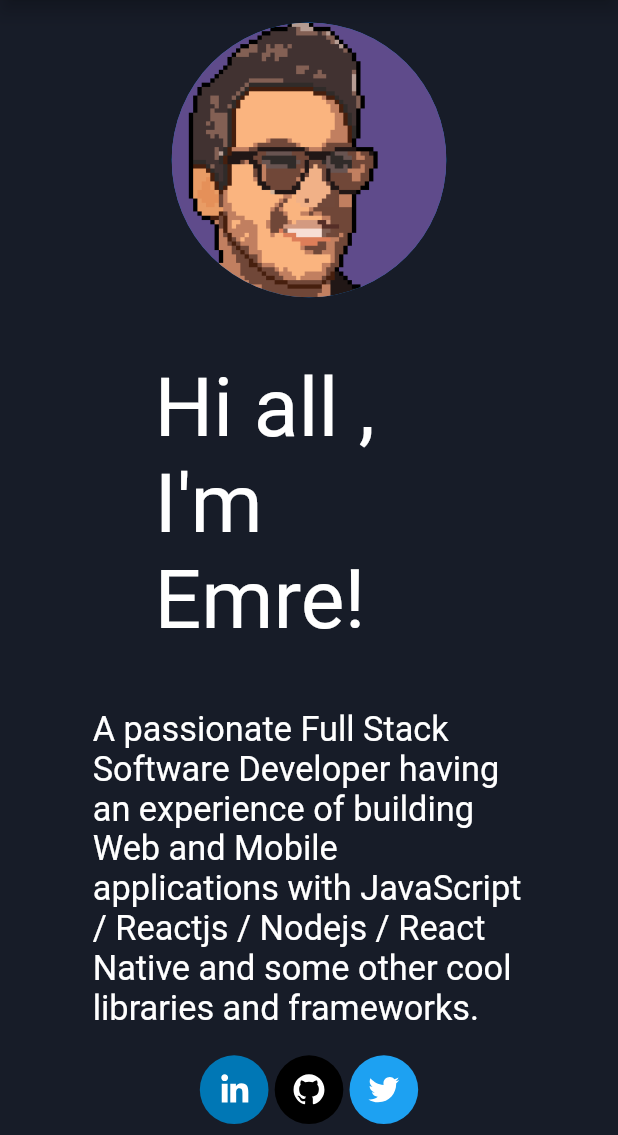
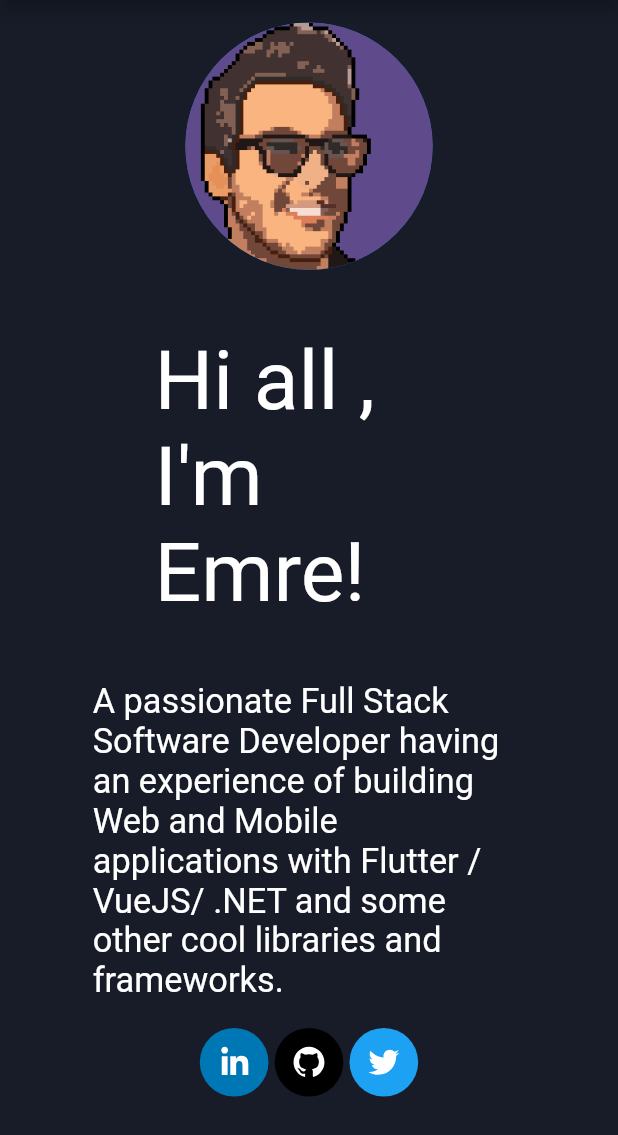
Before and after one commit to coskuncay/flutter_portfolio_web, a Flutter app: the screen it shows after launch, on a phone screen of 412 x 824 dp, the part 101-1236 px from its top. Run offline on Flutter 3.47's test engine with Material 2 defaults, Android fonts, the phone set to English and light mode, and no system bars; drawn by our look-alikes of animated_text_kit; our stand-ins replace line_icons, responsive_framework; missing offline and left inert: dart:js; network calls fail; Roboto replaces fonts that are missing (Canterbury).

Commit message:
aboutme changed

```diff
--- a/lib/pages/about_me_page.dart
+++ b/lib/pages/about_me_page.dart
@@ -20,7 +20,7 @@ class _AboutMePageState extends State<AboutMePage> {
       children: [
         SizedBox(height: screenSize.height * .05),
         const CircleAvatar(
-          radius: 100,
+          radius: 90,
           backgroundImage: AssetImage('assets/images/pp.png'),
         ),
         SizedBox(height: screenSize.height * .05),
@@ -57,7 +57,7 @@ class _AboutMePageState extends State<AboutMePage> {
                 ? screenSize.width * .7
                 : screenSize.width * .4,
             child: const Text(
-              'A passionate Full Stack Software Developer having an experience of building Web and Mobile applications with JavaScript / Reactjs / Nodejs / React Native and some other cool libraries and frameworks.',
+              'A passionate Full Stack Software Developer having an experience of building Web and Mobile applications with Flutter / VueJS/ .NET and some other cool libraries and frameworks.',
               style: TextStyle(
                 color: Colors.white,
                 fontSize: 25,
```
Also changed, not shown: pubspec.lock, 3 other files.
